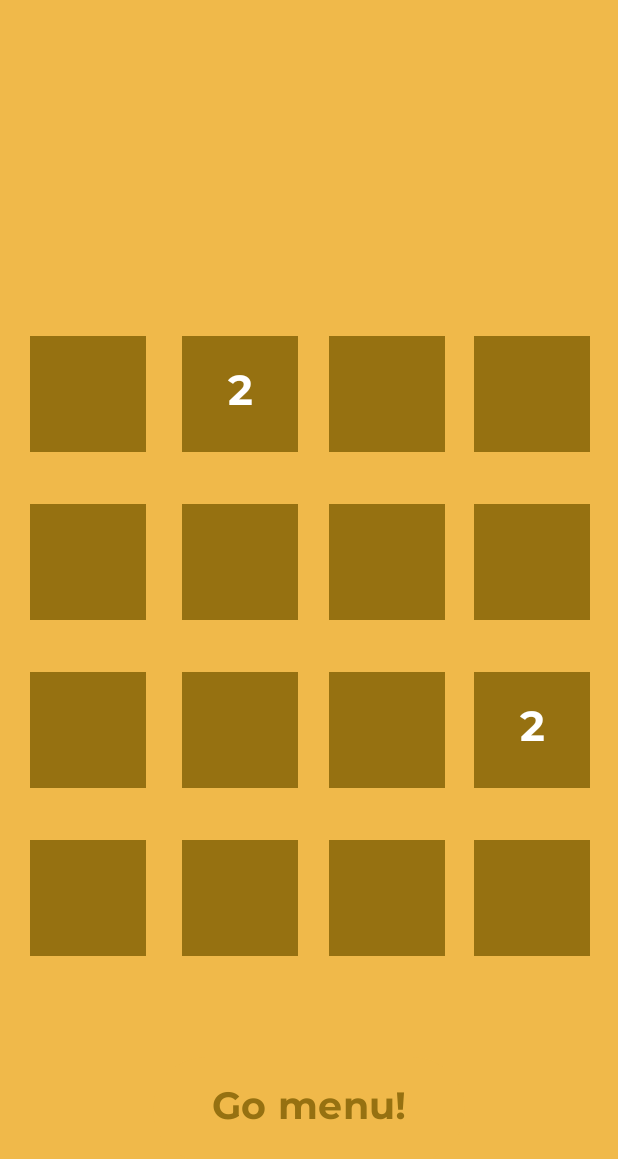
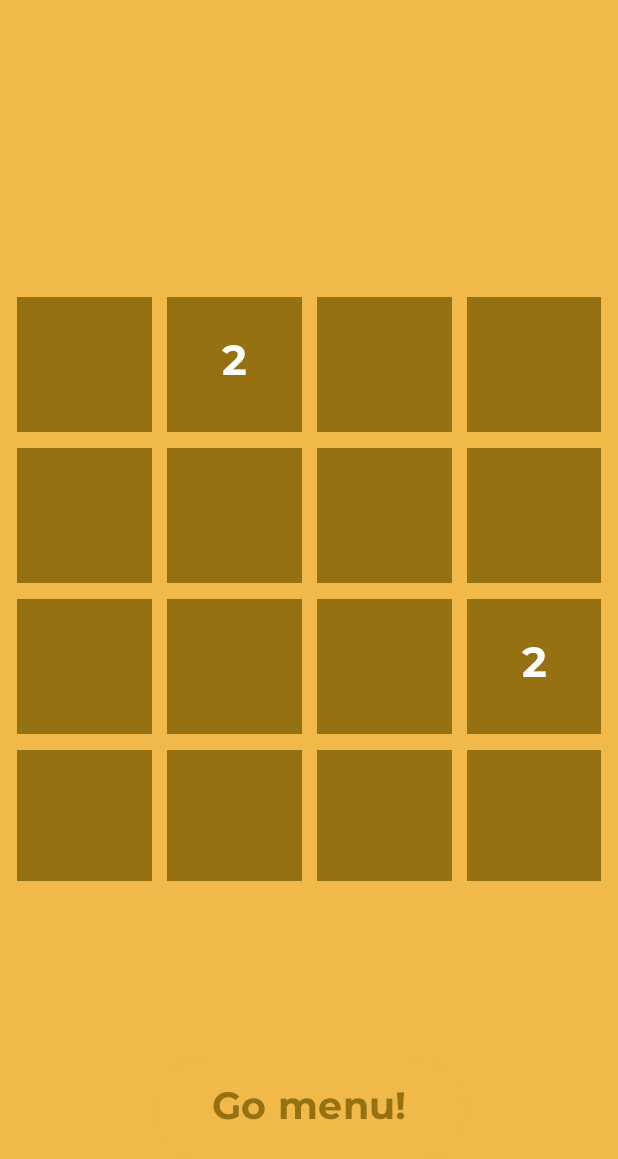
Before and after one commit to GooseAce/2048G2, an Android app: the Play screen opened directly, with no data from a screen before it, on a phone screen of 412 x 824 dp. Shown: the top 1159 px of the screen. Run offline under Robolectric (Android 15) with nearby library versions, the phone set to English and light mode, and no system bars.

Commit message:
4 commit

```diff
--- a/app/src/main/res/layout/play.xml
+++ b/app/src/main/res/layout/play.xml
@@ -6,273 +6,272 @@
     android:layout_height="match_parent"
     android:background="@color/st_bar">
 
+    <TableLayout
+        android:layout_width="400sp"
+        android:layout_height="400sp"
+        android:layout_marginTop="232sp"
+        android:layout_marginBottom="148sp"
+        app:layout_constraintBottom_toTopOf="@+id/button_go_menu"
+        app:layout_constraintEnd_toEndOf="parent"
+        app:layout_constraintStart_toStartOf="parent"
+        app:layout_constraintTop_toTopOf="parent">
+
+        <TableRow
+            android:layout_width="400sp"
+            android:layout_height="100sp"
+            android:padding="5sp">
+
             <TextView
                 android:id="@+id/textView0_0"
-        android:layout_width="77.0625sp"
-        android:layout_height="77.0625sp"
+                android:layout_width="90sp"
+                android:layout_height="90sp"
+                android:background="@color/text_h"
+                android:fontFamily="@font/montserrat_bold"
                 android:gravity="center"
-        android:background="@color/text_h"
                 android:textColor="@color/white"
-        android:textSize="28sp"
-        android:fontFamily="@font/montserrat_bold"
-        app:layout_constraintBottom_toBottomOf="parent"
-        app:layout_constraintEnd_toEndOf="parent"
-        app:layout_constraintHorizontal_bias="0.06"
-        app:layout_constraintStart_toStartOf="parent"
-        app:layout_constraintTop_toTopOf="parent"
-        app:layout_constraintVertical_bias="0.3" />
+                android:textSize="28sp" />
+
+            <View
+                android:layout_width="10sp"
+                android:layout_height="match_parent"
+                android:background="@color/st_bar" />
 
             <TextView
                 android:id="@+id/textView0_1"
-        android:layout_width="77.0625sp"
-        android:layout_height="77.0625sp"
+                android:background="@color/text_h"
+                android:layout_width="90sp"
+                android:layout_height="90sp"
+                android:fontFamily="@font/montserrat_bold"
                 android:gravity="center"
-        android:background="@color/text_h"
                 android:textColor="@color/white"
-        android:textSize="28sp"
-        android:fontFamily="@font/montserrat_bold"
-        app:layout_constraintBottom_toBottomOf="parent"
-        app:layout_constraintEnd_toEndOf="parent"
-        app:layout_constraintHorizontal_bias="0.1"
-        app:layout_constraintStart_toEndOf="@+id/textView0_0"
-        app:layout_constraintTop_toTopOf="parent"
-        app:layout_constraintVertical_bias="0.3" />
+                android:textSize="28sp" />
+
+            <View
+                android:layout_width="10sp"
+                android:layout_height="match_parent"
+                android:background="@color/st_bar" />
 
             <TextView
                 android:id="@+id/textView0_2"
-        android:layout_width="77.0625sp"
-        android:layout_height="77.0625sp"
+                android:layout_width="90sp"
+                android:layout_height="90sp"
+                android:background="@color/text_h"
+                android:fontFamily="@font/montserrat_bold"
                 android:gravity="center"
-        android:background="@color/text_h"
                 android:textColor="@color/white"
-        android:textSize="28sp"
-        android:fontFamily="@font/montserrat_bold"
-        app:layout_constraintBottom_toBottomOf="parent"
-        app:layout_constraintEnd_toEndOf="parent"
-        app:layout_constraintHorizontal_bias="0.15"
-        app:layout_constraintStart_toEndOf="@+id/textView0_1"
-        app:layout_constraintTop_toTopOf="parent"
-        app:layout_constraintVertical_bias="0.3" />
+                android:textSize="28sp" />
+
+            <View
+                android:layout_width="10sp"
+                android:layout_height="match_parent"
+                android:background="@color/st_bar" />
 
             <TextView
                 android:id="@+id/textView0_3"
-        android:layout_width="77.0625sp"
-        android:layout_height="77.0625sp"
+                android:background="@color/text_h"
+                android:layout_width="90sp"
+                android:layout_height="90sp"
+                android:fontFamily="@font/montserrat_bold"
                 android:gravity="center"
-        android:background="@color/text_h"
                 android:textColor="@color/white"
-        android:textSize="28sp"
-        android:fontFamily="@font/montserrat_bold"
-        app:layout_constraintBottom_toBottomOf="parent"
-        app:layout_constraintEnd_toEndOf="parent"
-        app:layout_constraintHorizontal_bias="0.5"
-        app:layout_constraintStart_toEndOf="@+id/textView0_2"
-        app:layout_constraintTop_toTopOf="parent"
-        app:layout_constraintVertical_bias="0.3" />
+                android:textSize="28sp" />
+        </TableRow>
+
+        <TableRow
+            android:layout_width="400sp"
+            android:layout_height="100sp"
+            android:padding="5sp">
 
             <TextView
                 android:id="@+id/textView1_0"
-        android:layout_width="77.0625sp"
-        android:layout_height="77.0625sp"
+                android:background="@color/text_h"
+                android:layout_width="90sp"
+                android:layout_height="90sp"
+                android:fontFamily="@font/montserrat_bold"
                 android:gravity="center"
-        android:background="@color/text_h"
                 android:textColor="@color/white"
-        android:textSize="28sp"
-        android:fontFamily="@font/montserrat_bold"
-        app:layout_constraintBottom_toBottomOf="parent"
-        app:layout_constraintEnd_toEndOf="parent"
-        app:layout_constraintHorizontal_bias="0.06"
-        app:layout_constraintStart_toStartOf="parent"
-        app:layout_constraintTop_toTopOf="parent"
-        app:layout_constraintVertical_bias="0.45" />
+                android:textSize="28sp" />
+
+            <View
+                android:layout_width="10sp"
+                android:layout_height="match_parent"
+                android:background="@color/st_bar" />
 
             <TextView
                 android:id="@+id/textView1_1"
-        android:layout_width="77.0625sp"
-        android:layout_height="77.0625sp"
+                android:layout_width="90sp"
+                android:layout_height="90sp"
+                android:background="@color/text_h"
+                android:fontFamily="@font/montserrat_bold"
                 android:gravity="center"
-        android:background="@color/text_h"
                 android:textColor="@color/white"
-        android:textSize="28sp"
-        android:fontFamily="@font/montserrat_bold"
-        app:layout_constraintBottom_toBottomOf="parent"
-        app:layout_constraintEnd_toEndOf="parent"
-        app:layout_constraintHorizontal_bias="0.1"
-        app:layout_constraintStart_toEndOf="@+id/textView1_0"
-        app:layout_constraintTop_toTopOf="parent"
-        app:layout_constraintVertical_bias="0.45" />
+                android:textSize="28sp" />
 
+            <View
+                android:layout_width="10sp"
+                android:layout_height="match_parent"
+                android:background="@color/st_bar" />
 
             <TextView
                 android:id="@+id/textView1_2"
-        android:layout_width="77.0625sp"
-        android:layout_height="77.0625sp"
+                android:layout_width="90sp"
+                android:layout_height="90sp"
+                android:background="@color/text_h"
+                android:fontFamily="@font/montserrat_bold"
                 android:gravity="center"
-        android:background="@color/text_h"
                 android:textColor="@color/white"
-        android:textSize="28sp"
-        android:fontFamily="@font/montserrat_bold"
-        app:layout_constraintBottom_toBottomOf="parent"
-        app:layout_constraintEnd_toEndOf="parent"
-        app:layout_constraintHorizontal_bias="0.15"
-        app:layout_constraintStart_toEndOf="@+id/textView1_1"
-        app:layout_constraintTop_toTopOf="parent"
-        app:layout_constraintVertical_bias="0.45" />
+                android:textSize="28sp" />
+
+            <View
+                android:layout_width="10sp"
+                android:layout_height="match_parent"
+                android:background="@color/st_bar" />
 
             <TextView
                 android:id="@+id/textView1_3"
-        android:layout_width="77.0625sp"
-        android:layout_height="77.0625sp"
+                android:layout_width="90sp"
+                android:layout_height="90sp"
+                android:background="@color/text_h"
+                android:fontFamily="@font/montserrat_bold"
                 android:gravity="center"
-        android:background="@color/text_h"
                 android:textColor="@color/white"
-        android:textSize="28sp"
-        android:fontFamily="@font/montserrat_bold"
-        app:layout_constraintBottom_toBottomOf="parent"
-        app:layout_constraintEnd_toEndOf="parent"
-        app:layout_constraintHorizontal_bias="0.5"
-        app:layout_constraintStart_toEndOf="@+id/textView1_2"
-        app:layout_constraintTop_toTopOf="parent"
-        app:layout_constraintVertical_bias="0.45" />
+                android:textSize="28sp" />
+        </TableRow>
+
+        <TableRow
+            android:layout_width="400sp"
+            android:layout_height="100sp"
+            android:padding="5sp">
 
             <TextView
                 android:id="@+id/textView2_0"
-        android:layout_width="77.0625sp"
-        android:layout_height="77.0625sp"
+                android:layout_width="90sp"
+                android:layout_height="90sp"
+                android:background="@color/text_h"
+                android:fontFamily="@font/montserrat_bold"
                 android:gravity="center"
-        android:background="@color/text_h"
                 android:textColor="@color/white"
-        android:textSize="28sp"
-        android:fontFamily="@font/montserrat_bold"
-        app:layout_constraintBottom_toBottomOf="parent"
-        app:layout_constraintEnd_toEndOf="parent"
-        app:layout_constraintHorizontal_bias="0.06"
-        app:layout_constraintStart_toStartOf="parent"
-        app:layout_constraintTop_toTopOf="parent"
-        app:layout_constraintVertical_bias="0.6" />
+                android:textSize="28sp" />
 
+            <View
+                android:layout_width="10sp"
+                android:layout_height="match_parent"
+                android:background="@color/st_bar" />
 
             <TextView
                 android:id="@+id/textView2_1"
-        android:layout_width="77.0625sp"
-        android:layout_height="77.0625sp"
+                android:background="@color/text_h"
+                android:layout_width="90sp"
+                android:layout_height="90sp"
+                android:fontFamily="@font/montserrat_bold"
                 android:gravity="center"
-        android:background="@color/text_h"
                 android:textColor="@color/white"
-        android:textSize="28sp"
-        android:fontFamily="@font/montserrat_bold"
-        app:layout_constraintBottom_toBottomOf="parent"
-        app:layout_constraintEnd_toEndOf="parent"
-        app:layout_constraintHorizontal_bias="0.1"
-        app:layout_constraintStart_toEndOf="@+id/textView2_0"
-        app:layout_constraintTop_toTopOf="parent"
-        app:layout_constraintVertical_bias="0.6" />
+                android:textSize="28sp" />
+
+            <View
+                android:layout_width="10sp"
+                android:layout_height="match_parent"
+                android:background="@color/st_bar" />
 
             <TextView
                 android:id="@+id/textView2_2"
-        android:layout_width="77.0625sp"
-        android:layout_height="77.0625sp"
+                android:background="@color/text_h"
+                android:layout_width="90sp"
+                android:layout_height="90sp"
+                android:fontFamily="@font/montserrat_bold"
                 android:gravity="center"
-        android:background="@color/text_h"
                 android:textColor="@color/white"
-        android:textSize="28sp"
-        android:fontFamily="@font/montserrat_bold"
-        app:layout_constraintBottom_toBottomOf="parent"
-        app:layout_constraintEnd_toEndOf="parent"
-        app:layout_constraintHorizontal_bias="0.15"
-        app:layout_constraintStart_toEndOf="@+id/textView2_1"
-        app:layout_constraintTop_toTopOf="parent"
-        app:layout_constraintVertical_bias="0.6" />
+                android:textSize="28sp" />
+
+            <View
+                android:layout_width="10sp"
+                android:layout_height="match_parent"
+                android:background="@color/st_bar" />
 
             <TextView
                 android:id="@+id/textView2_3"
-        android:layout_width="77.0625sp"
-        android:layout_height="77.0625sp"
+                android:background="@color/text_h"
+                android:layout_width="90sp"
+                android:layout_height="90sp"
+                android:fontFamily="@font/montserrat_bold"
                 android:gravity="center"
-        android:background="@color/text_h"
                 android:textColor="@color/white"
-        android:textSize="28sp"
-        android:fontFamily="@font/montserrat_bold"
-        app:layout_constraintBottom_toBottomOf="parent"
-        app:layout_constraintEnd_toEndOf="parent"
-        app:layout_constraintHorizontal_bias="0.5"
-        app:layout_constraintStart_toEndOf="@+id/textView2_2"
-        app:layout_constraintTop_toTopOf="parent"
-        app:layout_constraintVertical_bias="0.6" />
+                android:textSize="28sp" />
+        </TableRow>
+
+        <TableRow
+            android:layout_width="400sp"
+            android:layout_height="100sp"
+            android:padding="5sp">
 
             <TextView
                 android:id="@+id/textView3_0"
-        android:layout_width="77.0625sp"
-        android:layout_height="77.0625sp"
+                android:background="@color/text_h"
+                android:layout_width="90sp"
+                android:layout_height="90sp"
+                android:fontFamily="@font/montserrat_bold"
                 android:gravity="center"
-        android:background="@color/text_h"
                 android:textColor="@color/white"
-        android:textSize="28sp"
-        android:fontFamily="@font/montserrat_bold"
-        app:layout_constraintBottom_toBottomOf="parent"
-        app:layout_constraintEnd_toEndOf="parent"
-        app:layout_constraintHorizontal_bias="0.06"
-        app:layout_constraintStart_toStartOf="parent"
-        app:layout_constraintTop_toTopOf="parent"
-        app:layout_constraintVertical_bias="0.75" />
+                android:textSize="28sp" />
+
+            <View
+                android:layout_width="10sp"
+                android:layout_height="match_parent"
+                android:background="@color/st_bar" />
 
             <TextView
                 android:id="@+id/textView3_1"
-        android:layout_width="77.0625sp"
-        android:layout_height="77.0625sp"
+                android:background="@color/text_h"
+                android:layout_width="90sp"
+                android:layout_height="90sp"
+                android:fontFamily="@font/montserrat_bold"
                 android:gravity="center"
-        android:background="@color/text_h"
                 android:textColor="@color/white"
-        android:textSize="28sp"
-        android:fontFamily="@font/montserrat_bold"
-        app:layout_constraintBottom_toBottomOf="parent"
-        app:layout_constraintEnd_toEndOf="parent"
-        app:layout_constraintHorizontal_bias="0.1"
-        app:layout_constraintStart_toEndOf="@+id/textView3_0"
-        app:layout_constraintTop_toTopOf="parent"
-        app:layout_constraintVertical_bias="0.75" />
+                android:textSize="28sp" />
+
+            <View
+                android:layout_width="10sp"
+                android:layout_height="match_parent"
+                android:background="@color/st_bar" />
 
             <TextView
                 android:id="@+id/textView3_2"
-        android:layout_width="77.0625sp"
-        android:layout_height="77.0625sp"
+                android:background="@color/text_h"
+                android:layout_width="90sp"
+                android:layout_height="90sp"
+                android:fontFamily="@font/montserrat_bold"
                 android:gravity="center"
-        android:background="@color/text_h"
                 android:textColor="@color/white"
-        android:textSize="28sp"
-        android:fontFamily="@font/montserrat_bold"
-        app:layout_constraintBottom_toBottomOf="parent"
-        app:layout_constraintEnd_toEndOf="parent"
-        app:layout_constraintHorizontal_bias="0.15"
-        app:layout_constraintStart_toEndOf="@+id/textView3_1"
-        app:layout_constraintTop_toTopOf="parent"
-        app:layout_constraintVertical_bias="0.75" />
+                android:textSize="28sp" />
+
+            <View
+                android:layout_width="10sp"
+                android:layout_height="match_parent"
+                android:background="@color/st_bar" />
 
             <TextView
                 android:id="@+id/textView3_3"
-        android:layout_width="77.0625sp"
-        android:layout_height="77.0625sp"
+                android:background="@color/text_h"
+                android:layout_width="90sp"
+                android:layout_height="90sp"
+                android:fontFamily="@font/montserrat_bold"
                 android:gravity="center"
-        android:background="@color/text_h"
                 android:textColor="@color/white"
-        android:textSize="28sp"
-        android:fontFamily="@font/montserrat_bold"
-        app:layout_constraintBottom_toBottomOf="parent"
-        app:layout_constraintEnd_toEndOf="parent"
-        app:layout_constraintHorizontal_bias="0.5"
-        app:layout_constraintStart_toEndOf="@+id/textView3_2"
-        app:layout_constraintTop_toTopOf="parent"
-        app:layout_constraintVertical_bias="0.75" />
+                android:textSize="28sp" />
+        </TableRow>
+    </TableLayout>
 
     <FrameLayout
         android:id="@+id/frame_layout"
-        android:layout_width="409dp"
-        android:layout_height="249dp"
+        android:layout_width="411dp"
+        android:layout_height="171dp"
         app:layout_constraintBottom_toBottomOf="parent"
         app:layout_constraintEnd_toEndOf="parent"
+        app:layout_constraintHorizontal_bias="1.0"
         app:layout_constraintStart_toStartOf="parent"
         app:layout_constraintTop_toTopOf="parent"
-        app:layout_constraintVertical_bias="0.118">
+        app:layout_constraintVertical_bias="0.0">
+
     </FrameLayout>
 
     <Button
```
Lines whose indentation alone changed are shown as unchanged.
